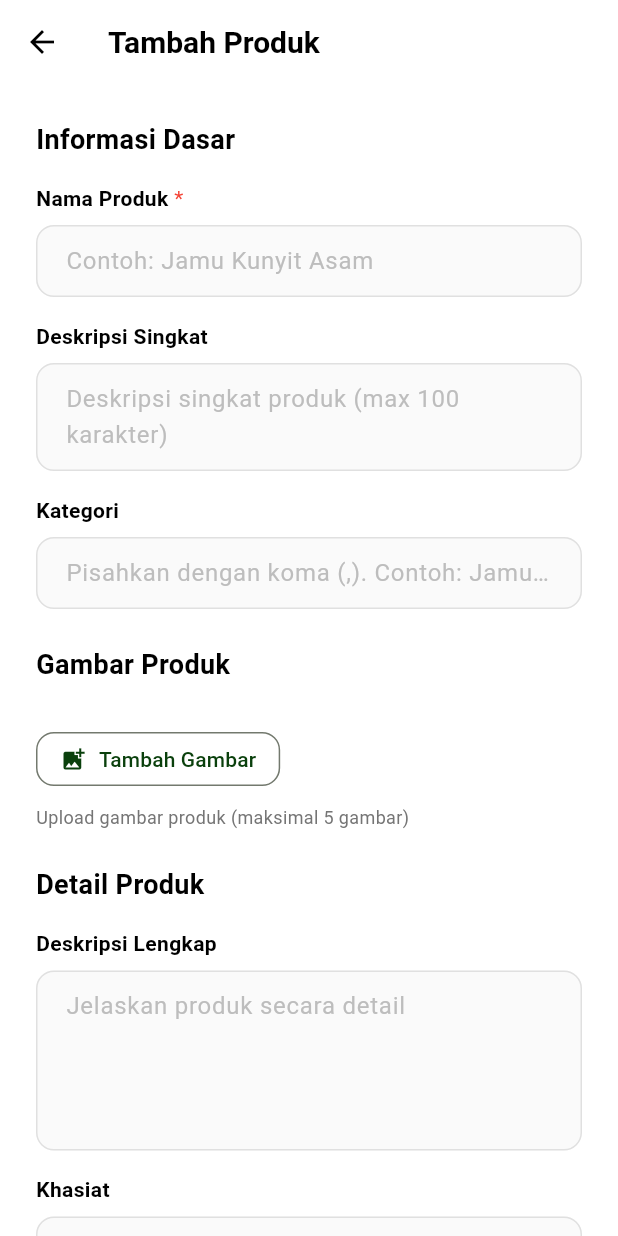
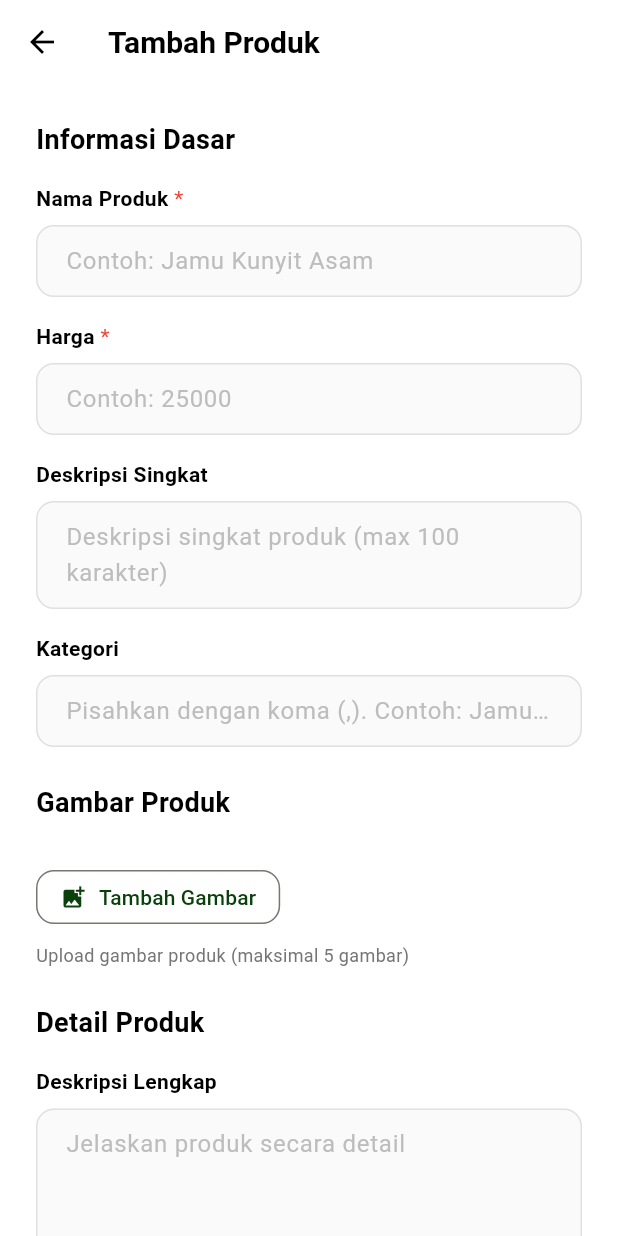
Before and after one commit to zakyzaidan/herbal_app, a Flutter app: the ProductFormScreen screen opened directly with empty values, on a phone screen of 412 x 824 dp. Run offline on Flutter 3.47's test engine with Material 3 defaults, Android fonts, the phone set to English and light mode, and no system bars; our stand-ins replace bloc, carousel_slider, flex_color_scheme, flutter_bloc, flutter_dotenv, flutter_svg and 5 more; missing offline and left inert: gotrue; accounts and stored records are empty; network calls fail.

Commit message:
tambah harga ke model produk

```diff
--- a/lib/Feature/product/ui/form_create_product_view.dart
+++ b/lib/Feature/product/ui/form_create_product_view.dart
@@ -26,6 +26,7 @@ class _ProductFormScreenState extends State<ProductFormScreen> {
 
   // Controllers
   final _namaController = TextEditingController();
+  final _hargaController = TextEditingController();
   final _deskripsiSingkatController = TextEditingController();
   final _deskripsiLengkapController = TextEditingController();
   final _khasiatController = TextEditingController();
@@ -42,6 +43,7 @@ class _ProductFormScreenState extends State<ProductFormScreen> {
   @override
   void dispose() {
     _namaController.dispose();
+    _hargaController.dispose();
     _deskripsiSingkatController.dispose();
     _deskripsiLengkapController.dispose();
     _khasiatController.dispose();
@@ -151,6 +153,14 @@ class _ProductFormScreenState extends State<ProductFormScreen> {
                           label: 'Nama Produk',
                           hint: 'Contoh: Jamu Kunyit Asam',
                           isRequired: true,
+                        ),
+                        const SizedBox(height: 16),
+                        _buildTextField(
+                          controller: _hargaController,
+                          label: 'Harga',
+                          hint: 'Contoh: 25000',
+                          isRequired: true,
+                          keyboardType: TextInputType.number,
                         ),
                         const SizedBox(height: 16),
                         _buildTextField(
@@ -435,6 +445,7 @@ class _ProductFormScreenState extends State<ProductFormScreen> {
         id: 0, // Akan diganti oleh database
         umkmId: widget.umkmId,
         namaProduk: _namaController.text,
+        harga: int.tryParse(_hargaController.text) ?? 0,
         deskripsiSingkat: _deskripsiSingkatController.text.isEmpty
             ? null
             : _deskripsiSingkatController.text,
--- a/lib/data/models/product_model.dart
+++ b/lib/data/models/product_model.dart
@@ -5,6 +5,7 @@ class Product {
   final int id; // int4
   final String umkmId; // uuid - foreign key ke umkm_profiles
   final String namaProduk; // text
+  final int harga; // text
 
   // Field-field detail produk
   final String? deskripsiSingkat; // text
@@ -26,6 +27,7 @@ class Product {
     required this.id,
     required this.umkmId,
     required this.namaProduk,
+    required this.harga,
     this.deskripsiSingkat,
     this.deskripsiLengkap,
     this.khasiat,
@@ -53,6 +55,7 @@ class Product {
       id: json['id'] as int,
       umkmId: json['umkm_id'] as String,
       namaProduk: json['nama_produk'] as String,
+      harga: json['harga'] as int,
       deskripsiSingkat: json['deskripsi_singkat'] as String?,
       deskripsiLengkap: json['deskripsi_lengkap'] as String?,
       khasiat: json['khasiat'] as String?,
@@ -75,6 +78,7 @@ class Product {
       // id, created_at, dan updated_at biasanya dikelola oleh database
       'umkm_id': umkmId,
       'nama_produk': namaProduk,
+      'harga': harga,
       'deskripsi_singkat': deskripsiSingkat,
       'deskripsi_lengkap': deskripsiLengkap,
       'khasiat': khasiat,
--- a/lib/data/services/role_services.dart
+++ b/lib/data/services/role_services.dart
@@ -6,7 +6,6 @@ import 'package:herbal_app/data/models/user_model.dart';
 import 'package:herbal_app/main.dart';
 
 class RoleService {
-
   String? get _userId => supabase.auth.currentUser?.id;
 
   /// Mendapatkan user dengan semua rolenya
```
Also changed, not shown: lib/Feature/authentication/ui/profil_view.dart (+27 -10 lines).
